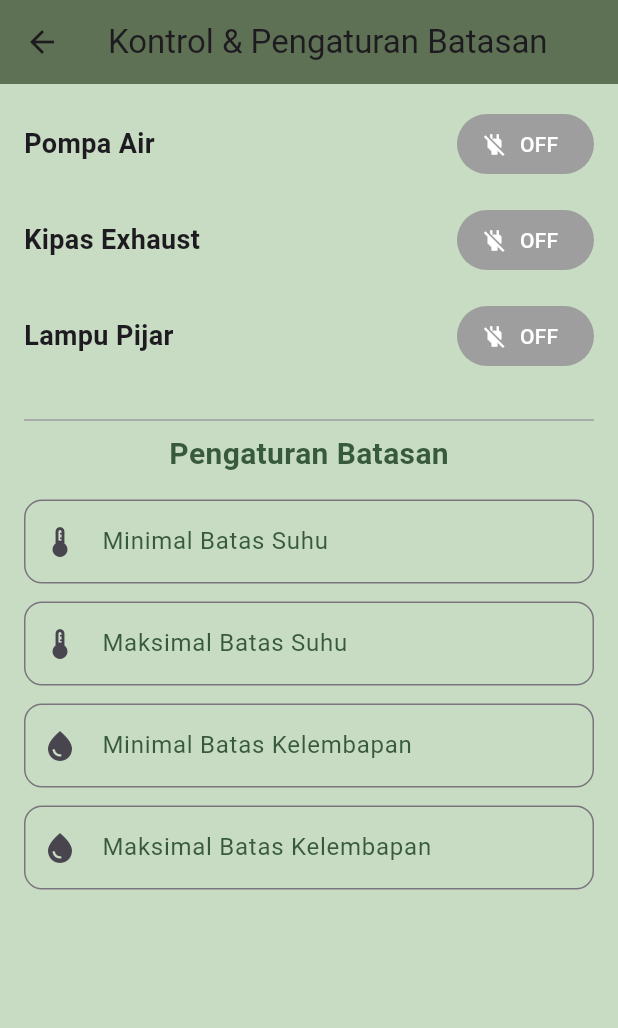
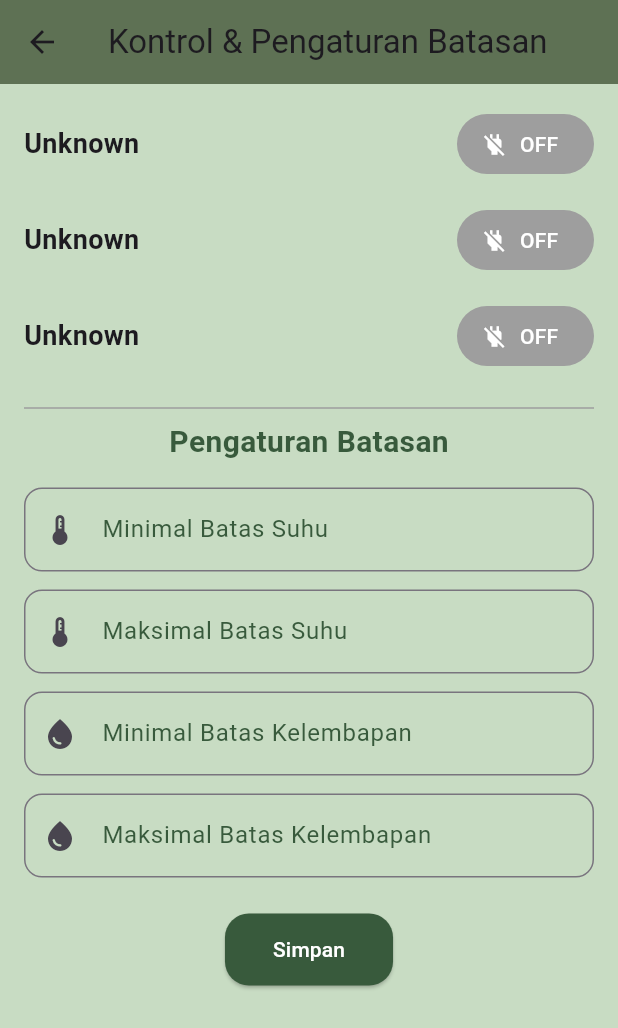
Before and after one commit to pr0ximacentauri/JanggelIn, a Flutter app: the ControlContent screen opened directly, on a phone screen of 412 x 824 dp. Shown: the top 1028 px of the screen. Run offline on Flutter 3.47's test engine with Material 3 defaults, Android fonts, the phone set to English and light mode, and no system bars; our stand-ins replace device_preview, supabase_flutter; accounts and stored records are empty.

Commit message:
mengubah halaman kontrol agar lebih efisien

```diff
--- a/lib/models/control.dart
+++ b/lib/models/control.dart
@@ -1,12 +1,14 @@
 class Control {
   final int id;
+  final String name;
   final String status;
 
-  Control({required this.id, required this.status});
+  Control({required this.id, required this.name, required this.status});
 
   Map<String, dynamic> toJson() {
     return {
       'id_kontrol': id,
+      'nama': name,
       'status': status,
     };
   }
@@ -14,6 +16,7 @@ class Control {
   factory Control.fromJson(Map<String, dynamic> json) {
     return Control(
       id: json['id_kontrol'],
+      name: json['nama'],
       status: json['status'],
     );
   }
--- a/lib/view_models/control_view_model.dart
+++ b/lib/view_models/control_view_model.dart
@@ -25,8 +25,8 @@ class ControlViewModel with ChangeNotifier {
     notifyListeners();
   }
 
-  Control? getControlById(int id) {
-    return _controls.firstWhere((control) => control.id == id, orElse: () => Control(id: id, status: 'OFF'));
+  Control getControlById(int id) {
+    return _controls.firstWhere((control) => control.id == id, orElse: () => Control(id: id, name: 'Unknown', status: 'OFF'));
   }
 
   Future<void> setControlStatus(int id, String newStatus) async {
--- a/lib/view_models/sensor_view_model.dart
+++ b/lib/view_models/sensor_view_model.dart
@@ -12,6 +12,8 @@ class SensorViewModel with ChangeNotifier {
   bool get hasSensorData => _sensorData != null;
   double get temperature => _sensorData?.temperature ?? 0.0;
   double get humidity => _sensorData?.humidity ?? 0.0;
+
+
 
   SensorViewModel() {
     fetchSensorData();
@@ -59,4 +61,5 @@ class SensorViewModel with ChangeNotifier {
         '${updatedAt.hour.toString().padLeft(2, '0')}:'
         '${updatedAt.minute.toString().padLeft(2, '0')}';
   }
+
 }
--- a/lib/views/screens/control_screen.dart
+++ b/lib/views/screens/control_screen.dart
@@ -37,13 +37,13 @@ class ControlContent extends StatelessWidget {
             padding: const EdgeInsets.all(16),
             child: Column(
               children: [
-                AktuatorStatus(name: "Pompa Air", isOn:  pompa?.status == 'ON'),
+                AktuatorStatus(control: pompa),
                 const SizedBox(height: 16),
-                AktuatorStatus(name: "Kipas Exhaust", isOn: kipas?.status == 'ON'),
+                AktuatorStatus(control: kipas),
                 const SizedBox(height: 16),
-                AktuatorStatus(name: "Lampu Pijar", isOn: lampu?.status == 'ON'),
+                AktuatorStatus(control: lampu),
+                const SizedBox(height: 16),
 
-                const SizedBox(height: 24),
                 const Divider(thickness: 1, color: Colors.grey),
 
                 Text("Pengaturan Batasan", style: TextStyle(fontSize: 20, fontWeight: FontWeight.bold, color: const Color(0xFF385A3C))),
@@ -107,6 +107,25 @@ class ControlContent extends StatelessWidget {
                     prefixIcon: const Icon(Icons.water_drop),
                   ),
                 ),
+                const SizedBox(height: 24),
+                ElevatedButton(
+                  style: ElevatedButton.styleFrom(
+                    backgroundColor: const Color(0xFF385A3C),
+                    padding: const EdgeInsets.symmetric(horizontal: 32, vertical: 14),
+                    shape: RoundedRectangleBorder(
+                      borderRadius: BorderRadius.circular(16),
+                    ),
+                  ),
+                  onPressed: () {
+                    // final minSuhu = MinSuhuTxt.text.trim();
+                    // final maxSuhu = MaxSuhuTxt.text.trim();
+                    // final minKelembapan = MinKelembapanTxt.text.trim();
+                    // final maxKelembapan = MaxKelembapanTxt.text.trim();
+
+                    // controlVM.updateControlLimits(minSuhu, maxSuhu, minKelembapan, maxKelembapan);
+                  },
+                  child: const Text("Simpan", style: TextStyle(color: Colors.white) ),
+                ),
 
               ],
             ),
--- a/lib/views/widgets/aktuator_status.dart
+++ b/lib/views/widgets/aktuator_status.dart
@@ -1,22 +1,23 @@
+import 'package:c3_ppl_agro/models/control.dart';
 import 'package:flutter/material.dart';
 
 class AktuatorStatus extends StatelessWidget {
-  final String name;
-  final bool isOn;
+  final Control control;
 
   const AktuatorStatus({
     super.key,
-    required this.name,
-    required this.isOn,
+    required this.control,
   });
 
   @override
   Widget build(BuildContext context) {
+    final bool isOn = control.status == 'ON';
+
     return Row(
       mainAxisAlignment: MainAxisAlignment.spaceBetween,
       children: [
         Text(
-          name,
+          control.name,
           style: const TextStyle(fontSize: 18, fontWeight: FontWeight.w600),
         ),
         ElevatedButton.icon(
```
Also changed, not shown: lib/models/services/sensor_service.dart (+12 -0 lines), lib/views/screens/history_screen.dart (+9 -3 lines), lib/views/widgets/sensor_card.dart (+16 -1 lines).
